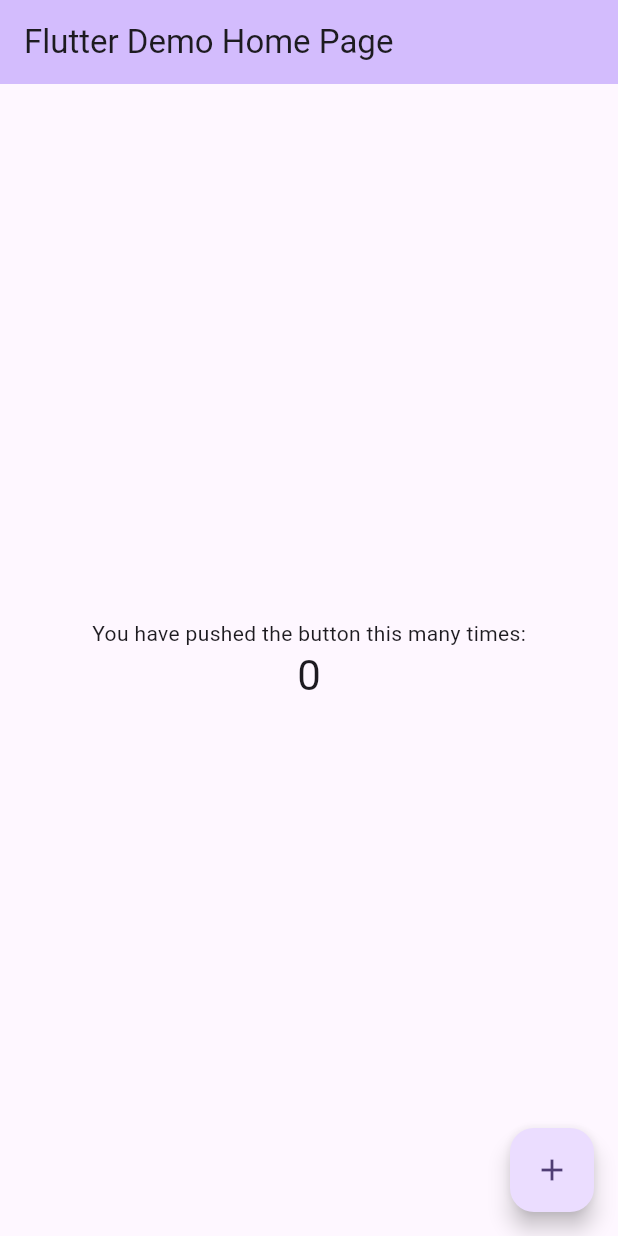
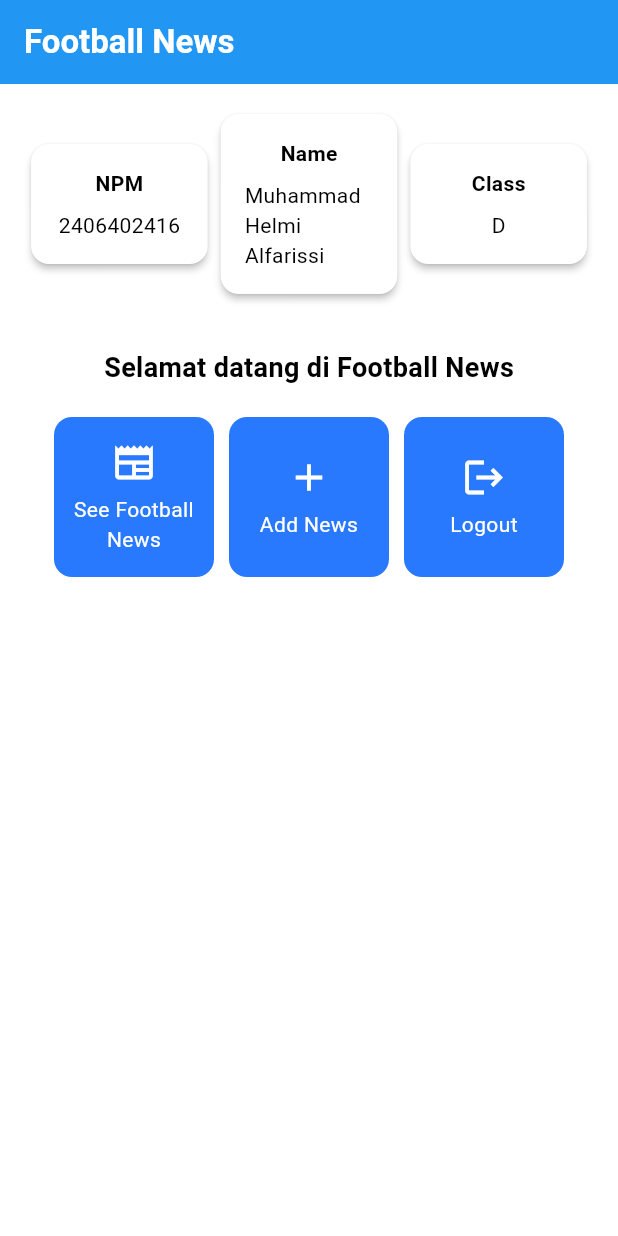
Before and after one commit to mhelmialf/football-news-mobile, a Flutter app: the screen it shows after launch, on a phone screen of 412 x 824 dp. Run offline on Flutter 3.47's test engine with Material 3 defaults, Android fonts, the phone set to English and light mode, and no system bars.

Commit message:
Completed Tutorial 6: Pengantar Flutter

```diff
--- a/lib/main.dart
+++ b/lib/main.dart
@@ -1,4 +1,5 @@
 import 'package:flutter/material.dart';
+import 'package:football_news/menu.dart';
 
 void main() {
   runApp(const MyApp());
@@ -28,95 +29,10 @@ class MyApp extends StatelessWidget {
         //
         // This works for code too, not just values: Most code changes can be
         // tested with just a hot reload.
-        colorScheme: ColorScheme.fromSeed(seedColor: Colors.deepPurple),
+          colorScheme: ColorScheme.fromSwatch(primarySwatch: Colors.blue)
+              .copyWith(secondary: Colors.blueAccent[400]),
       ),
-      home: const MyHomePage(title: 'Flutter Demo Home Page'),
+      home: MyHomePage(),
     );
   }
 }
-
-class MyHomePage extends StatefulWidget {
-  const MyHomePage({super.key, required this.title});
-
-  // This widget is the home page of your application. It is stateful, meaning
-  // that it has a State object (defined below) that contains fields that affect
-  // how it looks.
-
-  // This class is the configuration for the state. It holds the values (in this
-  // case the title) provided by the parent (in this case the App widget) and
-  // used by the build method of the State. Fields in a Widget subclass are
-  // always marked "final".
-
-  final String title;
-
-  @override
-  State<MyHomePage> createState() => _MyHomePageState();
-}
-
-class _MyHomePageState extends State<MyHomePage> {
-  int _counter = 0;
-
-  void _incrementCounter() {
-    setState(() {
-      // This call to setState tells the Flutter framework that something has
-      // changed in this State, which causes it to rerun the build method below
-      // so that the display can reflect the updated values. If we changed
-      // _counter without calling setState(), then the build method would not be
-      // called again, and so nothing would appear to happen.
-      _counter++;
-    });
-  }
-
-  @override
-  Widget build(BuildContext context) {
-    // This method is rerun every time setState is called, for instance as done
-    // by the _incrementCounter method above.
-    //
-    // The Flutter framework has been optimized to make rerunning build methods
-    // fast, so that you can just rebuild anything that needs updating rather
-    // than having to individually change instances of widgets.
-    return Scaffold(
-      appBar: AppBar(
-        // TRY THIS: Try changing the color here to a specific color (to
-        // Colors.amber, perhaps?) and trigger a hot reload to see the AppBar
-        // change color while the other colors stay the same.
-        backgroundColor: Theme.of(context).colorScheme.inversePrimary,
-        // Here we take the value from the MyHomePage object that was created by
-        // the App.build method, and use it to set our appbar title.
-        title: Text(widget.title),
-      ),
-      body: Center(
-        // Center is a layout widget. It takes a single child and positions it
-        // in the middle of the parent.
-        child: Column(
-          // Column is also a layout widget. It takes a list of children and
-          // arranges them vertically. By default, it sizes itself to fit its
-          // children horizontally, and tries to be as tall as its parent.
-          //
-          // Column has various properties to control how it sizes itself and
-          // how it positions its children. Here we use mainAxisAlignment to
-          // center the children vertically; the main axis here is the vertical
-          // axis because Columns are vertical (the cross axis would be
-          // horizontal).
-          //
-          // TRY THIS: Invoke "debug painting" (choose the "Toggle Debug Paint"
-          // action in the IDE, or press "p" in the console), to see the
-          // wireframe for each widget.
-          mainAxisAlignment: MainAxisAlignment.center,
-          children: <Widget>[
-            const Text('You have pushed the button this many times:'),
-            Text(
-              '$_counter',
-              style: Theme.of(context).textTheme.headlineMedium,
-            ),
-          ],
-        ),
-      ),
-      floatingActionButton: FloatingActionButton(
-        onPressed: _incrementCounter,
-        tooltip: 'Increment',
-        child: const Icon(Icons.add),
-      ), // This trailing comma makes auto-formatting nicer for build methods.
-    );
-  }
-}
--- /dev/null
+++ b/lib/menu.dart
@@ -0,0 +1,188 @@
+import 'package:flutter/material.dart';
+
+class MyHomePage extends StatelessWidget {
+  MyHomePage({super.key});
+
+  final String nama = "Muhammad Helmi Alfarissi"; //nama
+  final String npm = "2406402416"; //npm
+  final String kelas = "D"; //kelas
+
+  final List<ItemHomepage> items = [
+    ItemHomepage("See Football News", Icons.newspaper),
+    ItemHomepage("Add News", Icons.add),
+    ItemHomepage("Logout", Icons.logout),
+  ];
+
+  @override
+  Widget build(BuildContext context) {
+    return Scaffold(
+      // AppBar adalah bagian atas halaman yang menampilkan judul.
+        appBar: AppBar(
+          // Judul aplikasi "Football News" dengan teks putih dan tebal.
+          title: const Text(
+            'Football News',
+            style: TextStyle(
+              color: Colors.white,
+              fontWeight: FontWeight.bold,
+            ),
+          ),
+          // Warna latar belakang AppBar diambil dari skema warna tema aplikasi.
+          backgroundColor: Theme.of(context).colorScheme.primary,
+        ),
+        // Body halaman dengan padding di sekelilingnya.
+        body: Padding(
+          padding: const EdgeInsets.all(16.0),
+          // Menyusun widget secara vertikal dalam sebuah kolom.
+          child: Column(
+            crossAxisAlignment: CrossAxisAlignment.center,
+            children: [
+            // Row untuk menampilkan 3 InfoCard secara horizontal.
+            Row(
+            mainAxisAlignment: MainAxisAlignment.spaceEvenly,
+            children: [
+              InfoCard(title: 'NPM', content: npm),
+              InfoCard(title: 'Name', content: nama),
+              InfoCard(title: 'Class', content: kelas),
+            ],
+          ),
+
+
+              // Memberikan jarak vertikal 16 unit.
+              const SizedBox(height: 16.0),
+
+              // Menempatkan widget berikutnya di tengah halaman.
+              Center(
+                child: Column(
+                  // Menyusun teks dan grid item secara vertikal.
+
+                  children: [
+                    // Menampilkan teks sambutan dengan gaya tebal dan ukuran 18.
+                    const Padding(
+                      padding: EdgeInsets.only(top: 16.0),
+                      child: Text(
+                        'Selamat datang di Football News',
+                        style: TextStyle(
+                          fontWeight: FontWeight.bold,
+                          fontSize: 18.0,
+                        ),
+                      ),
+                    ),
+
+                    // Grid untuk menampilkan ItemCard dalam bentuk grid 3 kolom.
+                    GridView.count(
+                      primary: true,
+                      padding: const EdgeInsets.all(20),
+                      crossAxisSpacing: 10,
+                      mainAxisSpacing: 10,
+                      crossAxisCount: 3,
+                      // Agar grid menyesuaikan tinggi kontennya.
+                      shrinkWrap: true,
+
+                      // Menampilkan ItemCard untuk setiap item dalam list items.
+                      children: items.map((ItemHomepage item) {
+                        return ItemCard(item);
+                      }).toList(),
+                    ),
+                  ],
+                ),
+              ),
+            ],
+          ),
+        ),
+    );
+  }
+}
+
+class InfoCard extends StatelessWidget {
+  // Kartu informasi yang menampilkan title dan content.
+
+  final String title;  // Judul kartu.
+  final String content;  // Isi kartu.
+
+  const InfoCard({super.key, required this.title, required this.content});
+
+  @override
+  Widget build(BuildContext context) {
+    return Card(
+      // Membuat kotak kartu dengan bayangan dibawahnya.
+      elevation: 2.0,
+      child: Container(
+        // Mengatur ukuran dan jarak di dalam kartu.
+        width: MediaQuery.of(context).size.width / 3.5, // menyesuaikan dengan lebar device yang digunakan.
+        padding: const EdgeInsets.all(16.0),
+        // Menyusun title dan content secara vertikal.
+        child: Column(
+          children: [
+            Text(
+              title,
+              style: const TextStyle(fontWeight: FontWeight.bold),
+            ),
+            const SizedBox(height: 8.0),
+            Text(content),
+          ],
+        ),
+      ),
+    );
+  }
+}
+
+class ItemHomepage {
+  final String name;
+  final IconData icon;
+
+  ItemHomepage(this.name, this.icon);
+}
+
+class ItemCard extends StatelessWidget {
+  // Menampilkan kartu dengan ikon dan nama.
+
+  final ItemHomepage item;
+
+  const ItemCard(this.item, {super.key});
+
+  @override
+  Widget build(BuildContext context) {
+    return Material(
+      // Menentukan warna latar belakang dari tema aplikasi.
+      color: Theme.of(context).colorScheme.secondary,
+      // Membuat sudut kartu melengkung.
+      borderRadius: BorderRadius.circular(12),
+
+      child: InkWell(
+        // Aksi ketika kartu ditekan.
+        onTap: () {
+          // Menampilkan pesan SnackBar saat kartu ditekan.
+          ScaffoldMessenger.of(context)
+            ..hideCurrentSnackBar()
+            ..showSnackBar(
+                SnackBar(content: Text("Kamu telah menekan tombol ${item.name}!"))
+            );
+        },
+        // Container untuk menyimpan Icon dan Text
+        child: Container(
+          padding: const EdgeInsets.all(8),
+          child: Center(
+            child: Column(
+              // Menyusun ikon dan teks di tengah kartu.
+              mainAxisAlignment: MainAxisAlignment.center,
+              children: [
+                Icon(
+                  item.icon,
+                  color: Colors.white,
+                  size: 30.0,
+                ),
+                const Padding(padding: EdgeInsets.all(3)),
+                Text(
+                  item.name,
+                  textAlign: TextAlign.center,
+                  style: const TextStyle(color: Colors.white),
+                ),
+              ],
+            ),
+          ),
+        ),
+      ),
+    );
+  }
+
+}
```
